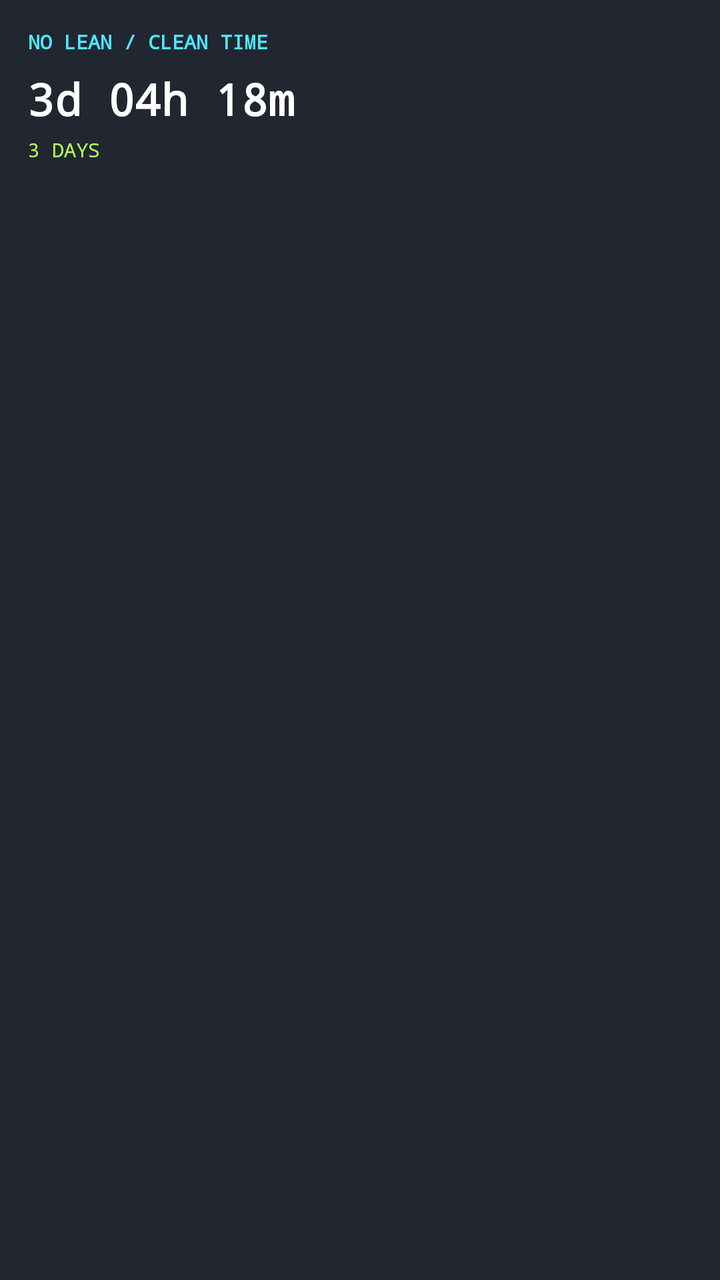
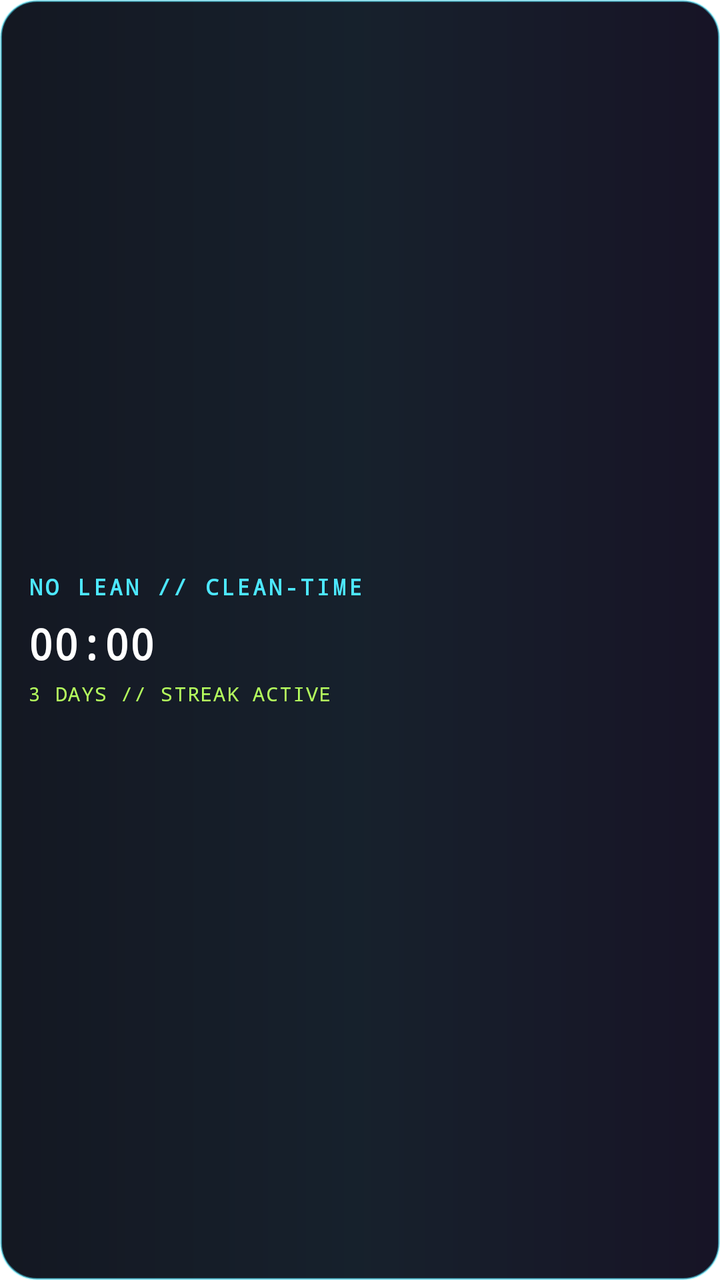

An Android layout rendered at two revisions. The XML below is the earlier revision; the diff shows what the commit changed to produce the second picture.
<!-- AndroidManifest.xml: fallback theme Theme.MaterialComponents.DayNight.NoActionBar -->
<!-- res/layout/no_lean_widget.xml -->
<?xml version="1.0" encoding="utf-8"?>
<LinearLayout xmlns:android="http://schemas.android.com/apk/res/android"
    android:layout_width="match_parent"
    android:layout_height="match_parent"
    android:orientation="vertical"
    android:padding="14dp"
    android:background="#E60B0F1A">
    <TextView
        android:id="@+id/widget_title"
        android:layout_width="wrap_content"
        android:layout_height="wrap_content"
        android:text="NO LEAN / CLEAN TIME"
        android:textColor="#4DE8FF"
        android:textSize="10sp"
        android:fontFamily="monospace"
        android:textStyle="bold" />
    <TextView
        android:id="@+id/widget_clean_time"
        android:layout_width="wrap_content"
        android:layout_height="wrap_content"
        android:layout_marginTop="7dp"
        android:text="3d 04h 18m"
        android:textColor="#FFFFFF"
        android:textSize="22sp"
        android:fontFamily="monospace"
        android:textStyle="bold" />
    <TextView
        android:id="@+id/widget_streak"
        android:layout_width="wrap_content"
        android:layout_height="wrap_content"
        android:layout_marginTop="4dp"
        android:text="3 DAYS"
        android:textColor="#B5FF5E"
        android:textSize="10sp"
        android:fontFamily="monospace" />
</LinearLayout>
<!-- resources referenced by this layout -->
<resources>

</resources>

<!-- the commit's change to res/layout/no_lean_widget.xml (unified diff, before → after) -->
@@ -1,36 +1,43 @@
 <?xml version="1.0" encoding="utf-8"?>
 <LinearLayout xmlns:android="http://schemas.android.com/apk/res/android"
+    android:id="@+id/widget_root"
     android:layout_width="match_parent"
     android:layout_height="match_parent"
     android:orientation="vertical"
     android:padding="14dp"
-    android:background="#E60B0F1A">
+    android:gravity="center_vertical"
+    android:background="@drawable/no_lean_widget_background"
+    android:clickable="true"
+    android:focusable="true">
     <TextView
         android:id="@+id/widget_title"
         android:layout_width="wrap_content"
         android:layout_height="wrap_content"
-        android:text="NO LEAN / CLEAN TIME"
+        android:text="NO LEAN // CLEAN-TIME"
         android:textColor="#4DE8FF"
-        android:textSize="10sp"
+        android:textSize="11sp"
         android:fontFamily="monospace"
+        android:letterSpacing="0.12"
         android:textStyle="bold" />
-    <TextView
+    <Chronometer
         android:id="@+id/widget_clean_time"
         android:layout_width="wrap_content"
         android:layout_height="wrap_content"
         android:layout_marginTop="7dp"
-        android:text="3d 04h 18m"
+        android:text="3d 04:18:09"
         android:textColor="#FFFFFF"
-        android:textSize="22sp"
+        android:textSize="21sp"
         android:fontFamily="monospace"
+        android:singleLine="true"
         android:textStyle="bold" />
     <TextView
         android:id="@+id/widget_streak"
         android:layout_width="wrap_content"
         android:layout_height="wrap_content"
         android:layout_marginTop="4dp"
-        android:text="3 DAYS"
+        android:text="3 DAYS // STREAK ACTIVE"
         android:textColor="#B5FF5E"
         android:textSize="10sp"
-        android:fontFamily="monospace" />
+        android:fontFamily="monospace"
+        android:letterSpacing="0.06" />
 </LinearLayout>
<!-- resource entries referenced after the edit -->
@@ -1,5 +1,18 @@
 <!-- resources referenced by this layout -->
 <resources>
-
+  <!-- drawable no_lean_widget_background (drawable) -->
+  <?xml version="1.0" encoding="utf-8"?>
+  <shape xmlns:android="http://schemas.android.com/apk/res/android"
+      android:shape="rectangle">
+      <gradient
+          android:angle="0"
+          android:startColor="#F2070B16"
+          android:centerColor="#F20A1521"
+          android:endColor="#F20B071A" />
+      <corners android:radius="18dp" />
+      <stroke
+          android:width="1dp"
+          android:color="#804DE8FF" />
+  </shape>
 </resources>
 
